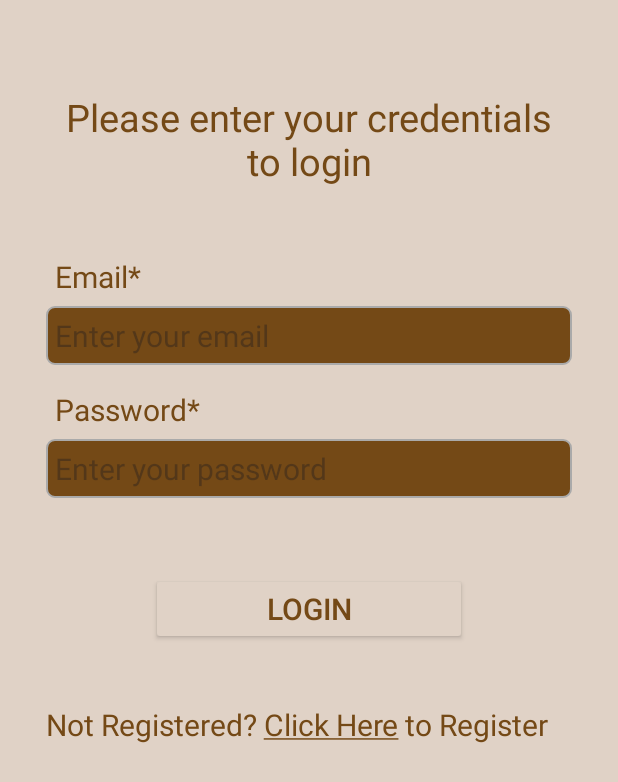
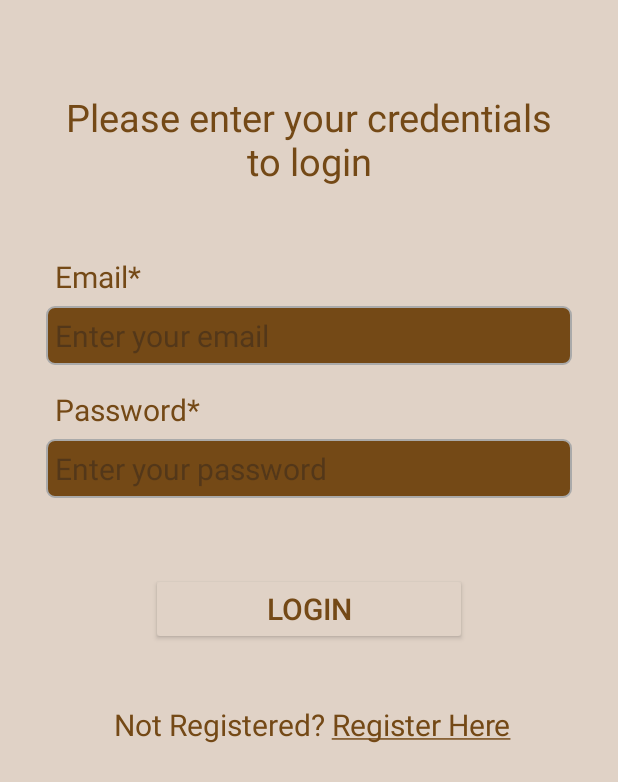
Before and after one commit to DevRaval2604/Citizen-Care, an Android app: the Login screen opened directly, with no data from a screen before it, on a phone screen of 412 x 824 dp. Shown: the top 782 px of the screen. Run offline under Robolectric (Android 15) with nearby library versions, the phone set to English and light mode, and no system bars; our stand-ins replace sdp/ssp sizes.

Commit message:
Final Year Project

```diff
--- a/app/src/main/java/com/example/citizencare/Login.java
+++ b/app/src/main/java/com/example/citizencare/Login.java
@@ -21,7 +21,7 @@ public class Login extends AppCompatActivity {
         setContentView(R.layout.activity_login);
         TextView textView1 = findViewById(R.id.have_you_not_registered);
 
-        String NotRegistered = "Not Registered? Click Here to Register";
+        String NotRegistered = "Not Registered? Register Here";
         SpannableString content = new SpannableString(NotRegistered);
         ClickableSpan clickableSpan=new ClickableSpan() {
             @Override
@@ -36,7 +36,7 @@ public class Login extends AppCompatActivity {
                 ds.setColor(ContextCompat.getColor(Login.this,R.color.text));
             }
         };
-        content.setSpan(clickableSpan, 16, 26, 0);
+        content.setSpan(clickableSpan, 16, 29, 0);
         textView1.setText(content);
         textView1.setMovementMethod(LinkMovementMethod.getInstance());
     }
--- a/app/src/main/res/layout/activity_login.xml
+++ b/app/src/main/res/layout/activity_login.xml
@@ -86,8 +86,9 @@
             android:layout_width="match_parent"
             android:layout_height="wrap_content"
             android:id="@+id/have_you_not_registered"
-            android:text="@string/not_registered_click_here_to_register"
+            android:text="@string/not_registered_register"
             android:textSize="20sp"
+            android:layout_marginStart="@dimen/_35sdp"
             android:layout_below="@id/button_login"
             android:textColor="@color/text"
             android:layout_marginTop="@dimen/_30sdp"/>
--- a/app/src/main/res/values/strings.xml
+++ b/app/src/main/res/values/strings.xml
@@ -28,5 +28,5 @@
     <string name="mobile_number">Mobile Number*</string>
     <string name="txtviewpassword">Password*</string>
     <string name="please_enter_your_credentials_to_login">Please enter your credentials to login</string>
-    <string name="not_registered_click_here_to_register">Not Registered? Click Here to Register</string>
+    <string name="not_registered_register">Not Registered? Register Here</string>
 </resources>
```
